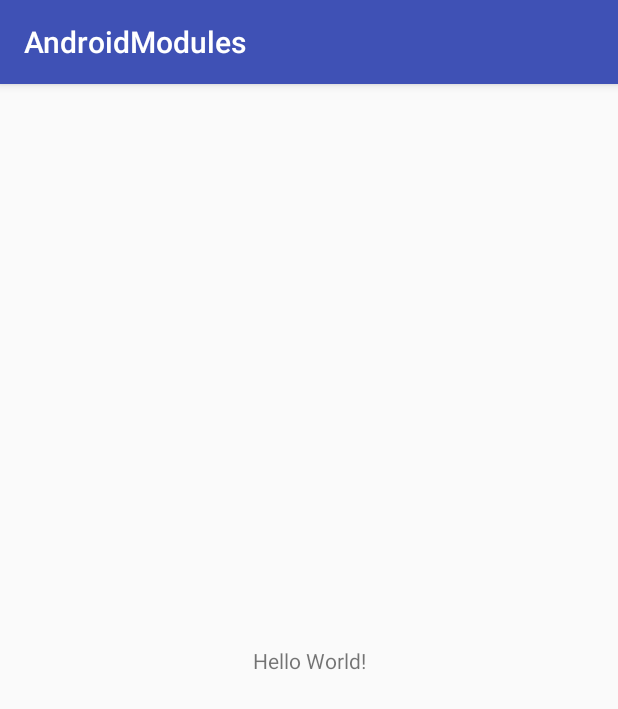
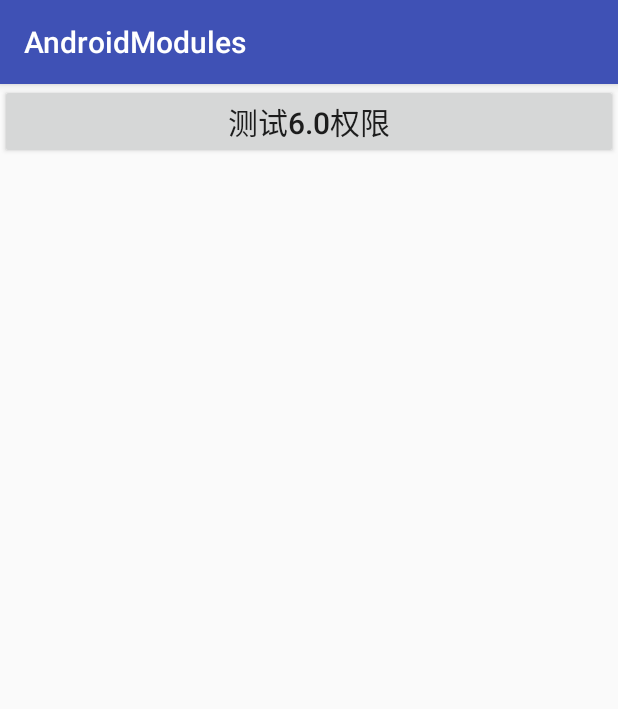
Before and after one commit to TanXueMei/AndroidModules, an Android app: the screen it shows after launch (MainActivity), on a phone screen of 412 x 824 dp. Shown: the top 709 px of the screen. Run offline under Robolectric (Android 15) with nearby library versions, the phone set to English and light mode, and no system bars.

Commit message:
测试Android6.0工具类

```diff
--- a/app/src/main/AndroidManifest.xml
+++ b/app/src/main/AndroidManifest.xml
@@ -1,6 +1,10 @@
 <?xml version="1.0" encoding="utf-8"?>
 <manifest xmlns:android="http://schemas.android.com/apk/res/android"
     package="com.modules.androidmodules">
+
+  <uses-permission android:name="android.permission.WRITE_EXTERNAL_STORAGE" />
+  <uses-permission android:name="android.permission.RECORD_AUDIO" />
+  <uses-permission android:name="android.permission.CAMERA" />
 
   <application
       android:allowBackup="true"
--- a/app/src/main/java/com/modules/androidmodules/MainActivity.java
+++ b/app/src/main/java/com/modules/androidmodules/MainActivity.java
@@ -1,12 +1,34 @@
 package com.modules.androidmodules;
 
+import android.Manifest;
 import android.support.v7.app.AppCompatActivity;
 import android.os.Bundle;
+import android.view.View;
+import android.widget.Button;
+import com.xuemei.utilslib.permission.PermissionUtil;
 
 public class MainActivity extends AppCompatActivity {
 
   @Override protected void onCreate(Bundle savedInstanceState) {
     super.onCreate(savedInstanceState);
     setContentView(R.layout.activity_main);
+    Button tvPermission= (Button) findViewById(R.id.tv_permission);
+    tvPermission.setOnClickListener(new View.OnClickListener() {
+      @Override public void onClick(View v) {
+        PermissionUtil.requestEachRxPermission(MainActivity.this, new PermissionUtil.PermissonCallBack() {
+              @Override public void permissonAllow() {
+
+              }
+
+              @Override public void permissonDeny() {
+
+              }
+
+              @Override public void permissonNotAsk() {
+
+              }
+            },Manifest.permission.RECORD_AUDIO,Manifest.permission.WRITE_EXTERNAL_STORAGE,Manifest.permission.CAMERA);
+      }
+    });
   }
 }
--- a/app/src/main/res/layout/activity_main.xml
+++ b/app/src/main/res/layout/activity_main.xml
@@ -1,20 +1,17 @@
 <?xml version="1.0" encoding="utf-8"?>
-<android.support.constraint.ConstraintLayout xmlns:android="http://schemas.android.com/apk/res/android"
-    xmlns:app="http://schemas.android.com/apk/res-auto"
-    xmlns:tools="http://schemas.android.com/tools"
+<LinearLayout xmlns:android="http://schemas.android.com/apk/res/android"
     android:layout_width="match_parent"
     android:layout_height="match_parent"
-    tools:context="com.modules.androidmodules.MainActivity"
+    android:orientation="vertical"
     >
 
-  <TextView
-      android:layout_width="wrap_content"
+  <Button
+      android:id="@+id/tv_permission"
+      android:layout_width="match_parent"
       android:layout_height="wrap_content"
-      android:text="Hello World!"
-      app:layout_constraintBottom_toBottomOf="parent"
-      app:layout_constraintLeft_toLeftOf="parent"
-      app:layout_constraintRight_toRightOf="parent"
-      app:layout_constraintTop_toTopOf="parent"
+      android:text="测试6.0权限"
+      android:textSize="20sp"
       />
 
-</android.support.constraint.ConstraintLayout>
+
+</LinearLayout>
```
Also changed, not shown: app/build.gradle (+8 -7 lines).
